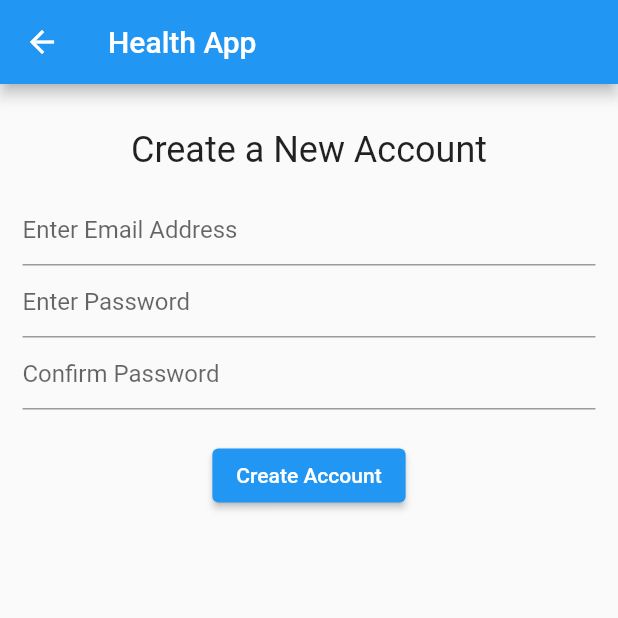
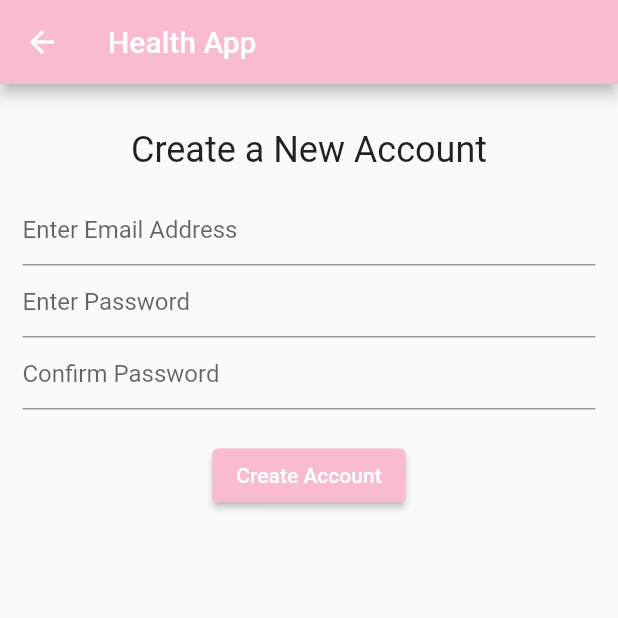
Before and after one commit to EsromGile/Health-App, a Flutter app: the screen it shows after launch, after a tap on "Log In", after a tap on "Create a New Account", on a phone screen of 412 x 824 dp, the top half of it. Run offline on Flutter 3.47's test engine with Material 2 defaults, Android fonts, the phone set to English and light mode, and no system bars; our stand-ins replace firebase_auth, firebase_core; accounts and stored records are empty.

Commit message:
updated theme and added loading animation

```diff
--- a/lib/main.dart
+++ b/lib/main.dart
@@ -20,7 +20,12 @@ class HealthApp extends StatelessWidget {
   @override
   Widget build(BuildContext context) {
     return MaterialApp(
+      title: 'Kirby Collects Your Health Data',
       initialRoute: LoginScreen.routeName,
+      theme: ThemeData(
+        colorScheme:
+            ColorScheme.fromSwatch().copyWith(primary: const Color(0xFFF8BBD0)),
+      ),
       routes: {
         HomeScreen.routeName: (context) => const HomeScreen(),
         LoginScreen.routeName: (context) => const LoginScreen(),
--- a/lib/viewscreen/home_screen.dart
+++ b/lib/viewscreen/home_screen.dart
@@ -1,4 +1,5 @@
 import 'package:flutter/material.dart';
+import 'package:health_app/viewscreen/view/view_util.dart';
 
 class HomeScreen extends StatefulWidget {
   const HomeScreen({Key? key}) : super(key: key);
@@ -39,6 +40,7 @@ class _HomeScreenState extends State<HomeScreen> {
                 width: 200,
                 child: Image.asset("images/kirby-succs.png"),
               ),
+              OutlinedButton(onPressed: (() => startKirbyLoading(context)), child: const Text('Start Loading')),
             ],
           ),
         ),
@@ -50,4 +52,5 @@ class _HomeScreenState extends State<HomeScreen> {
 class _Controller {
   _HomeScreenState state;
   _Controller(this.state);
+
 }
--- a/lib/viewscreen/login_screen.dart
+++ b/lib/viewscreen/login_screen.dart
@@ -43,12 +43,9 @@ class _LoginScreenState extends State<LoginScreen> {
               key: formKey,
               child: Column(
                 children: [
-                  Text(
-                    "Health App",
-                    style: Theme.of(context).textTheme.headline3,
-                  ),
-                  const SizedBox(
-                    height: 20,
+                  SizedBox(
+                    height: 200,
+                    child: Image.asset("images/kirby-logo.png"),
                   ),
                   TextFormField(
                     decoration:
--- a/pubspec.yaml
+++ b/pubspec.yaml
@@ -63,6 +63,8 @@ flutter:
   # To add assets to your application, add an assets section, like this:
   assets:
     - images/kirby-succs.png
+    - images/kirby-logo.png
+    - images/kirby-loading.png
 
   # An image asset can refer to one or more resolution-specific "variants", see
   # https://flutter.dev/assets-and-images/#resolution-aware
```
Also changed, not shown: lib/viewscreen/view/kirby_loading.dart (added, +38 -0 lines), lib/viewscreen/view/view_util.dart (+16 -0 lines), images/kirby-loading.png (added), images/kirby-logo.png (added).
